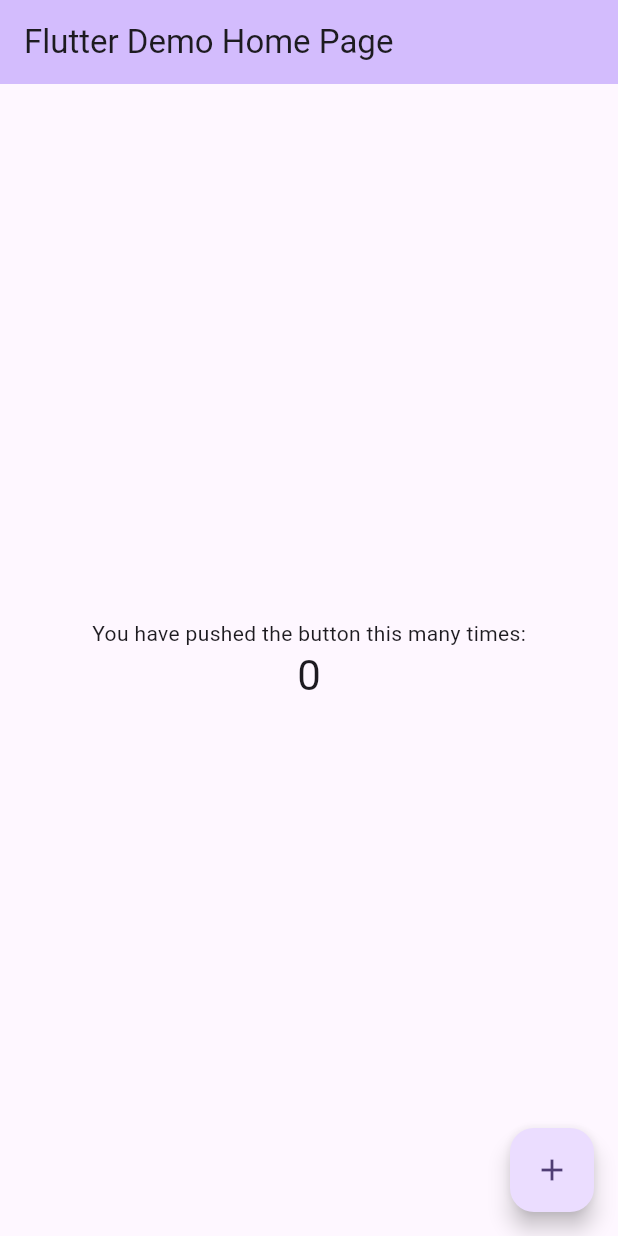
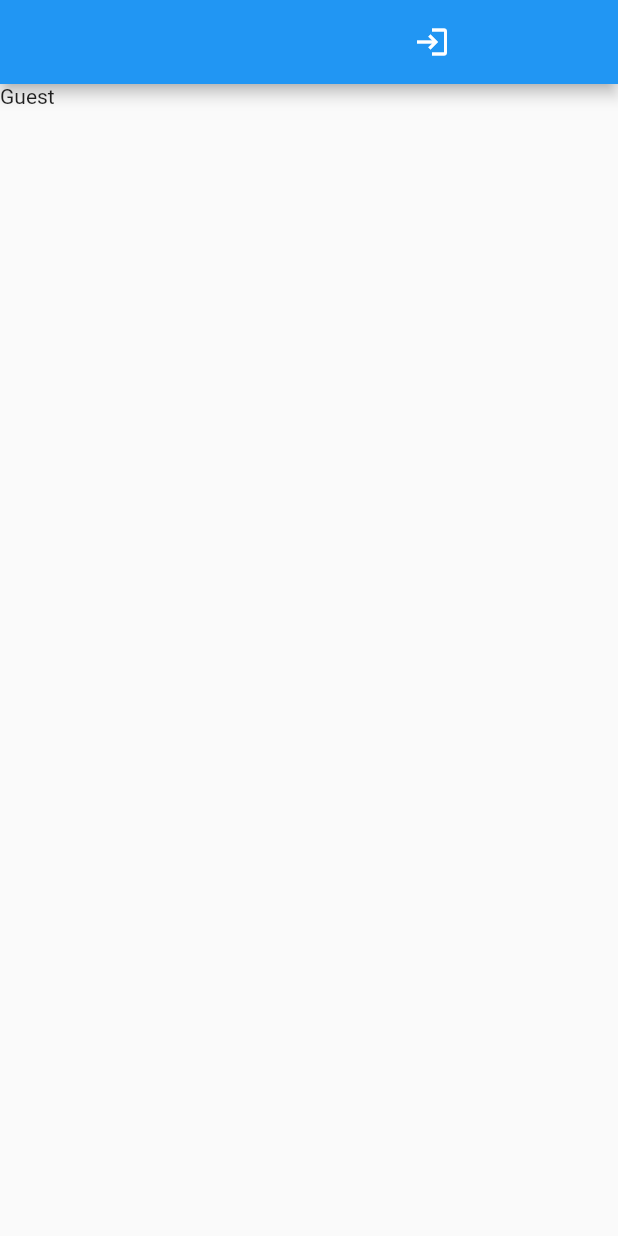
Before and after one commit to changhoji/recommend-boj-problem, a Flutter app: the screen it shows after launch, on a phone screen of 412 x 824 dp. Run offline on Flutter 3.47's test engine with Material 2 defaults, Android fonts, the phone set to English and light mode, and no system bars; our stand-ins replace firebase_auth, firebase_core, firebase_database; accounts and stored records are empty.

Commit message:
Feat: login with google account

```diff
--- /dev/null
+++ b/database.rules.json
@@ -0,0 +1,6 @@
+{
+  "rules": {
+    ".read": "now < 1694617200000",
+    ".write": "now < 1694617200000"
+  }
+}
--- a/lib/main.dart
+++ b/lib/main.dart
@@ -1,125 +1,34 @@
+import 'package:firebase_auth/firebase_auth.dart';
+import 'package:firebase_core/firebase_core.dart';
 import 'package:flutter/material.dart';
+import 'package:whattosolve/firebase_options.dart';
+import 'package:whattosolve/screens/guest_screen.dart';
+import 'package:whattosolve/screens/home_screen.dart';
 
-void main() {
+void main() async {
+  WidgetsFlutterBinding.ensureInitialized();
+  await Firebase.initializeApp(
+    options: DefaultFirebaseOptions.currentPlatform,
+  );
+
   runApp(const MyApp());
 }
 
 class MyApp extends StatelessWidget {
   const MyApp({super.key});
 
-  // This widget is the root of your application.
   @override
   Widget build(BuildContext context) {
     return MaterialApp(
-      title: 'Flutter Demo',
-      theme: ThemeData(
-        // This is the theme of your application.
-        //
-        // TRY THIS: Try running your application with "flutter run". You'll see
-        // the application has a blue toolbar. Then, without quitting the app,
-        // try changing the seedColor in the colorScheme below to Colors.green
-        // and then invoke "hot reload" (save your changes or press the "hot
-        // reload" button in a Flutter-supported IDE, or press "r" if you used
-        // the command line to start the app).
-        //
-        // Notice that the counter didn't reset back to zero; the application
-        // state is not lost during the reload. To reset the state, use hot
-        // restart instead.
-        //
-        // This works for code too, not just values: Most code changes can be
-        // tested with just a hot reload.
-        colorScheme: ColorScheme.fromSeed(seedColor: Colors.deepPurple),
-        useMaterial3: true,
+      home: StreamBuilder(
+        stream: FirebaseAuth.instance.authStateChanges(),
+        builder: (context, snapshot) {
+          if (snapshot.hasData) {
+            return const HomeScreen();
+          }
+          return const GuestScreen();
+        },
       ),
-      home: const MyHomePage(title: 'Flutter Demo Home Page'),
     );
   }
 }
-
-class MyHomePage extends StatefulWidget {
-  const MyHomePage({super.key, required this.title});
-
-  // This widget is the home page of your application. It is stateful, meaning
-  // that it has a State object (defined below) that contains fields that affect
-  // how it looks.
-
-  // This class is the configuration for the state. It holds the values (in this
-  // case the title) provided by the parent (in this case the App widget) and
-  // used by the build method of the State. Fields in a Widget subclass are
-  // always marked "final".
-
-  final String title;
-
-  @override
-  State<MyHomePage> createState() => _MyHomePageState();
-}
-
-class _MyHomePageState extends State<MyHomePage> {
-  int _counter = 0;
-
-  void _incrementCounter() {
-    setState(() {
-      // This call to setState tells the Flutter framework that something has
-      // changed in this State, which causes it to rerun the build method below
-      // so that the display can reflect the updated values. If we changed
-      // _counter without calling setState(), then the build method would not be
-      // called again, and so nothing would appear to happen.
-      _counter++;
-    });
-  }
-
-  @override
-  Widget build(BuildContext context) {
-    // This method is rerun every time setState is called, for instance as done
-    // by the _incrementCounter method above.
-    //
-    // The Flutter framework has been optimized to make rerunning build methods
-    // fast, so that you can just rebuild anything that needs updating rather
-    // than having to individually change instances of widgets.
-    return Scaffold(
-      appBar: AppBar(
-        // TRY THIS: Try changing the color here to a specific color (to
-        // Colors.amber, perhaps?) and trigger a hot reload to see the AppBar
-        // change color while the other colors stay the same.
-        backgroundColor: Theme.of(context).colorScheme.inversePrimary,
-        // Here we take the value from the MyHomePage object that was created by
-        // the App.build method, and use it to set our appbar title.
-        title: Text(widget.title),
-      ),
-      body: Center(
-        // Center is a layout widget. It takes a single child and positions it
-        // in the middle of the parent.
-        child: Column(
-          // Column is also a layout widget. It takes a list of children and
-          // arranges them vertically. By default, it sizes itself to fit its
-          // children horizontally, and tries to be as tall as its parent.
-          //
-          // Column has various properties to control how it sizes itself and
-          // how it positions its children. Here we use mainAxisAlignment to
-          // center the children vertically; the main axis here is the vertical
-          // axis because Columns are vertical (the cross axis would be
-          // horizontal).
-          //
-          // TRY THIS: Invoke "debug painting" (choose the "Toggle Debug Paint"
-          // action in the IDE, or press "p" in the console), to see the
-          // wireframe for each widget.
-          mainAxisAlignment: MainAxisAlignment.center,
-          children: <Widget>[
-            const Text(
-              'You have pushed the button this many times:',
-            ),
-            Text(
-              '$_counter',
-              style: Theme.of(context).textTheme.headlineMedium,
-            ),
-          ],
-        ),
-      ),
-      floatingActionButton: FloatingActionButton(
-        onPressed: _incrementCounter,
-        tooltip: 'Increment',
-        child: const Icon(Icons.add),
-      ), // This trailing comma makes auto-formatting nicer for build methods.
-    );
-  }
-}
--- /dev/null
+++ b/lib/screens/guest_screen.dart
@@ -0,0 +1,19 @@
+import 'package:flutter/material.dart';
+import 'package:whattosolve/widgets/google_login.dart';
+
+class GuestScreen extends StatelessWidget {
+  const GuestScreen({super.key});
+
+  @override
+  Widget build(BuildContext context) {
+    return Scaffold(
+      appBar: AppBar(
+        actions: const [
+          GoogleLogin(),
+          SizedBox(width: 100),
+        ],
+      ),
+      body: const Text('Guest'),
+    );
+  }
+}
--- /dev/null
+++ b/lib/services/solvedac_service.dart
@@ -0,0 +1,3 @@
+class SolvedacService {
+  static const String baseUrl = "https://solved.ac/api/v3";
+}
--- /dev/null
+++ b/lib/widgets/google_login.dart
@@ -0,0 +1,40 @@
+import 'package:firebase_auth/firebase_auth.dart';
+import 'package:flutter/material.dart';
+
+class GoogleLogin extends StatefulWidget {
+  const GoogleLogin({super.key});
+
+  @override
+  State<GoogleLogin> createState() => _GoogleLoginState();
+}
+
+class _GoogleLoginState extends State<GoogleLogin> {
+  @override
+  Widget build(BuildContext context) {
+    return StreamBuilder(
+        stream: FirebaseAuth.instance.authStateChanges(),
+        builder: (context, snapshot) {
+          if (!snapshot.hasData) {
+            return IconButton(
+              onPressed: () {
+                GoogleAuthProvider googleProvider = GoogleAuthProvider();
+
+                googleProvider.addScope(
+                    'https://www.googleapis.com/auth/contacts.readonly');
+                googleProvider
+                    .setCustomParameters({'login_hint': 'user@example.com'});
+
+                FirebaseAuth.instance.signInWithPopup(googleProvider);
+              },
+              icon: const Icon(Icons.login),
+            );
+          }
+          return IconButton(
+            onPressed: () {
+              FirebaseAuth.instance.signOut();
+            },
+            icon: const Icon(Icons.logout),
+          );
+        });
+  }
+}
--- a/pubspec.yaml
+++ b/pubspec.yaml
@@ -1,4 +1,4 @@
-name: recommend
+name: whattosolve
 description: A new Flutter project.
 # The following line prevents the package from being accidentally published to
 # pub.dev using `flutter pub publish`. This is preferred for private packages.
@@ -35,6 +35,10 @@ dependencies:
   # The following adds the Cupertino Icons font to your application.
   # Use with the CupertinoIcons class for iOS style icons.
   cupertino_icons: ^1.0.2
+  firebase_core: ^2.15.0
+  firebase_auth: ^4.7.2
+  firebase_database: ^10.2.4
+  http: ^1.1.0
 
 dev_dependencies:
   flutter_test:
```
Also changed, not shown: lib/models/solvedac_user.dart (added, +8 -0 lines), lib/screens/home_screen.dart (added, +34 -0 lines), lib/services/firebase/auth_service.dart (added, +10 -0 lines), lib/services/firebase/database_service.dart (added, +20 -0 lines), firebase.json (added), lib/firebase_options.dart (added), pubspec.lock, 10 other files.
